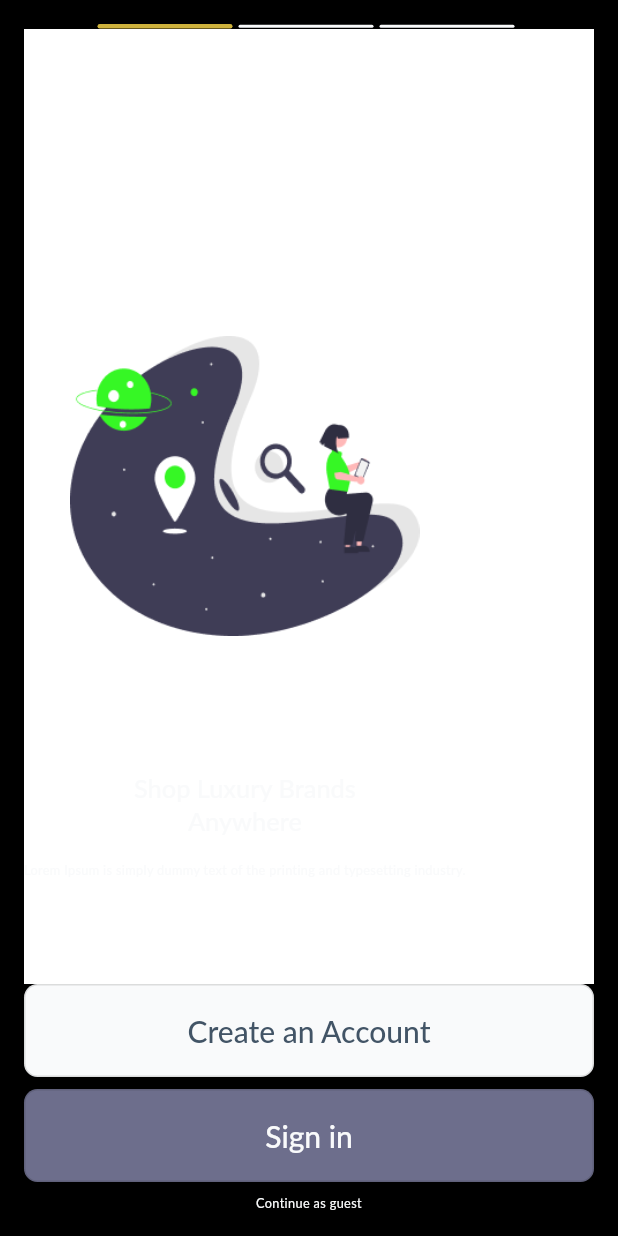
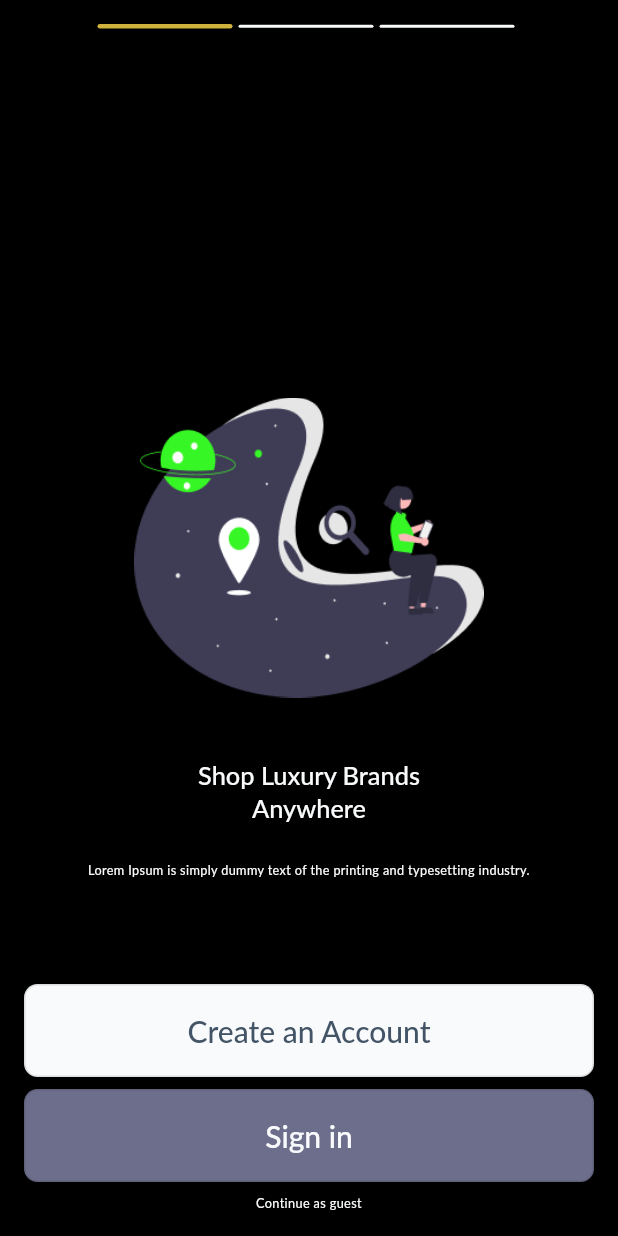
Before and after one commit to holuedarey/f7mobileApp, a Flutter app: the screen it shows after launch, on a phone screen of 412 x 824 dp. Run offline on Flutter 3.47's test engine with Material 3 defaults, Android fonts, the light colour scheme and no system bars; our stand-ins replace bloc, dio, equatable, flutter_bloc, flutter_screenutil, flutter_secure_storage and 9 more; Roboto replaces fonts that are missing (Lato); key blocks and very long unbroken strings in the code were emptied for the run.

Commit message:
fix: "Code refactored"

```diff
--- a/lib/features/onboarding/onboarding_page.dart
+++ b/lib/features/onboarding/onboarding_page.dart
@@ -14,14 +14,15 @@ class OnboardingPage extends StatelessWidget {
   @override
   Widget build(BuildContext context) {
     return Scaffold(
-      // backgroundColor: Colors.black,
-      body: Column(
+      backgroundColor: Colors.black,
+      body: Center(
+        child: Column(
           mainAxisAlignment: MainAxisAlignment.center,
           crossAxisAlignment: CrossAxisAlignment.center,
           children: [
             const Spacer(),
             Image.asset(image, height: 200),
-          const VerticalSpace(size: 90),
+            const VerticalSpace(size: 40),
             SizedBox(
               width: 200,
               child: Text(
@@ -32,9 +33,7 @@ class OnboardingPage extends StatelessWidget {
                     color: AppColors.backgroundColor),
               ),
             ),
-          const SizedBox(
-            height: 16,
-          ),
+            const VerticalSpace(size: 25),
             Text(description,
                 textAlign: TextAlign.center,
                 style: Theme.of(context)
@@ -46,6 +45,7 @@ class OnboardingPage extends StatelessWidget {
             ),
           ],
         ),
+      ),
     );
   }
 }
--- a/pubspec.yaml
+++ b/pubspec.yaml
@@ -48,7 +48,7 @@ dependencies:
   persistent_bottom_nav_bar: any
   path_provider: ^2.0.3
   flutter_svg: ^1.1.6
-  # flutter_spinkit: ^5.1.0
+  flutter_spinkit: ^5.1.0
   introduction_screen: ^3.1.8
   pin_code_fields: ^7.3.0
   local_auth: ^2.1.2
```
Also changed, not shown: lib/main.dart (+7 -23 lines), lib/widgets/loader.dart (+29 -29 lines), 1 other file. Lines whose indentation alone changed are shown as unchanged.
